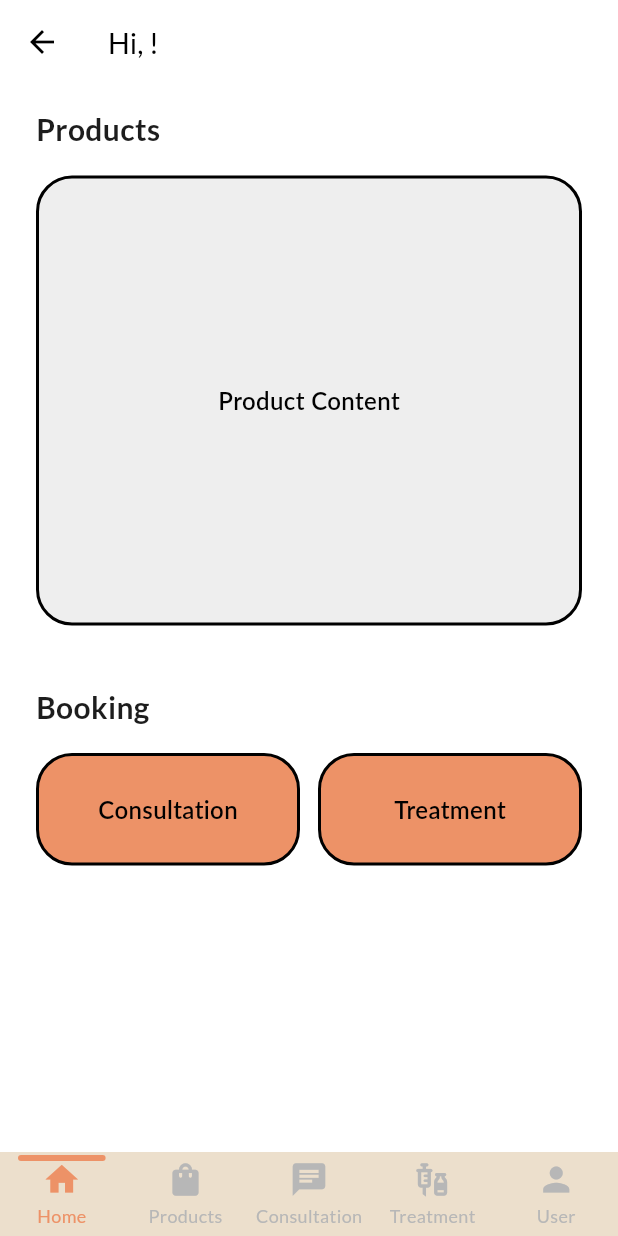
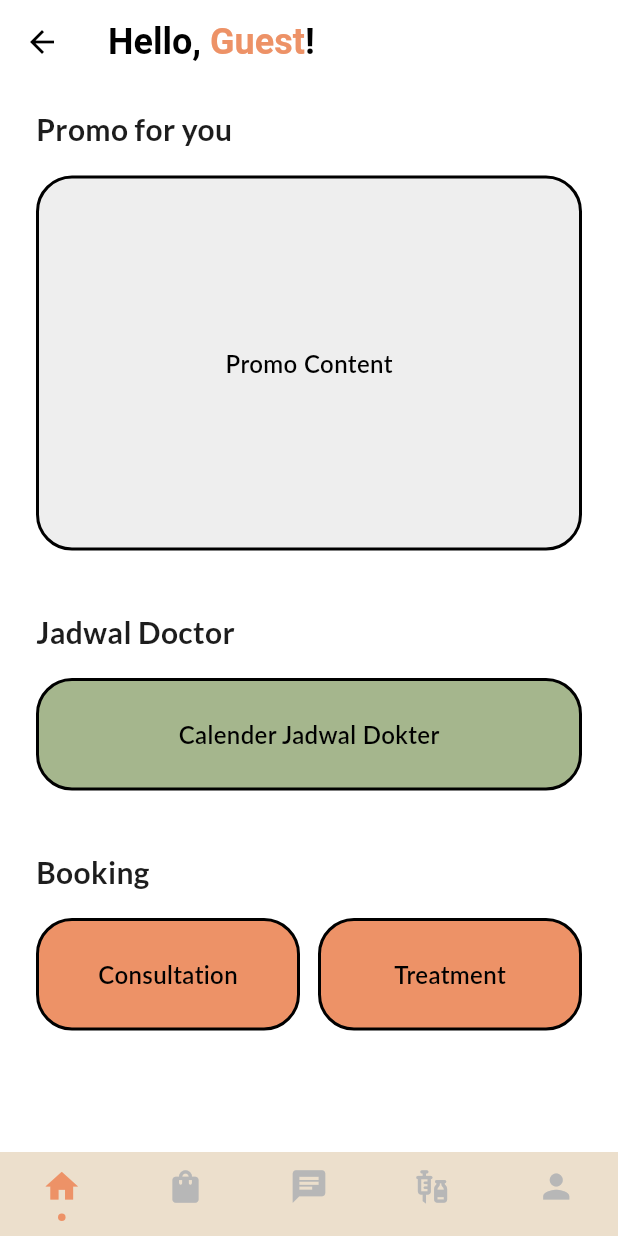
Before and after one commit to TA-Klinik-Aesthetic/mobile_app_klinik, a Flutter app: the HomeScreen screen opened by its route, on a phone screen of 412 x 824 dp. Run offline on Flutter 3.47's test engine with Material 3 defaults, Android fonts, the phone set to English and light mode, and no system bars; drawn by our look-alikes of persistent_bottom_nav_bar; our stand-ins replace cached_network_image, connectivity_plus, equatable, flutter_svg, shared_preferences, table_calendar and 1 more; accounts and stored records are empty; network calls fail; project files that could hold a hidden picture were left out.

Commit message:
add doctor schedule
add doctor schedule feature and fix some UI problem

```diff
--- a/lib/api/api_constant.dart
+++ b/lib/api/api_constant.dart
@@ -3,6 +3,7 @@ class ApiConstants {
   static const String register = "$baseUrl/register";
   static const String login = "$baseUrl/login";
   static const String logout = "$baseUrl/logout";
-  static const String getProfile = "$baseUrl/user";
-  static const String getProduct = "$baseUrl/produk";
+  static const String profile = "$baseUrl/user";
+  static const String product = "$baseUrl/produk";
+  static const String jadwalDokter = "$baseUrl/jadwal-dokter";
 }
--- a/lib/presentation/home_screen/home_screen.dart
+++ b/lib/presentation/home_screen/home_screen.dart
@@ -1,5 +1,6 @@
 import 'package:flutter/material.dart';
 import 'package:mobile_app_klinik/core/app_export.dart';
+import 'package:mobile_app_klinik/presentation/doctor_schedule_screen/doctor_schedule_screen.dart';
 import 'package:mobile_app_klinik/presentation/product_screen/product_screen.dart';
 import 'package:mobile_app_klinik/widgets/common_button.dart';
 import 'package:persistent_bottom_nav_bar/persistent_bottom_nav_bar.dart';
@@ -16,7 +17,7 @@ class HomeScreen extends StatefulWidget {
 }
 
 class _HomeScreenState extends State<HomeScreen> {
-  String userName = "User"; // Default name
+  String? namaUser;
   late PersistentTabController _controller;
 
   @override
@@ -30,7 +31,7 @@ class _HomeScreenState extends State<HomeScreen> {
   Future<void> _loadUserName() async {
     final prefs = await SharedPreferences.getInstance();
     setState(() {
-      userName = prefs.getString('userName') ?? "User"; // Load value from SharedPreferences
+      namaUser = prefs.getString('nama_user') ?? "Guest";
     });
   }
 
@@ -46,7 +47,7 @@ class _HomeScreenState extends State<HomeScreen> {
       handleAndroidBackButtonPress: true,
       resizeToAvoidBottomInset: true,
       stateManagement: true,
-      navBarStyle: NavBarStyle.style3, // Choose the style you prefer
+      navBarStyle: NavBarStyle.style13, // Choose the style you prefer
     );
   }
 
@@ -110,15 +111,30 @@ class _HomeScreenState extends State<HomeScreen> {
           child: Text.rich(
             TextSpan(
               children: [
-                const TextSpan(text: "Hi, "),
+                const TextSpan(
+                  text: "Hello, ",
+                  style: TextStyle(
+                    fontSize: 24,
+                    fontWeight: FontWeight.w600,
+                    color: Colors.black,
+                  ),
+                ),
                 TextSpan(
-                  text: userName,
+                  text: namaUser,
                   style: TextStyle(
                     color: appTheme.orange200,
+                    fontSize: 24,
                     fontWeight: FontWeight.bold,
                   ),
                 ),
-                const TextSpan(text: "!"),
+                const TextSpan(
+                  text: "!",
+                  style: TextStyle(
+                    fontSize: 24,
+                    fontWeight: FontWeight.w600,
+                    color: Colors.black,
+                  ),
+                ),
               ],
             ),
           ),
@@ -132,7 +148,7 @@ class _HomeScreenState extends State<HomeScreen> {
             const Padding(
               padding: EdgeInsets.symmetric(vertical: 16.0),
               child: Text(
-                "Products",
+                "Promo for you",
                 style: TextStyle(
                   fontSize: 20,
                   fontWeight: FontWeight.bold,
@@ -140,7 +156,7 @@ class _HomeScreenState extends State<HomeScreen> {
               ),
             ),
             Container(
-              height: 300,
+              height: 250,
               width: double.infinity,
               decoration: BoxDecoration(
                 color: Colors.grey.shade200,
@@ -158,7 +174,47 @@ class _HomeScreenState extends State<HomeScreen> {
                 },
                 child: const Center(
                   child: Text(
-                    "Product Content",
+                    "Promo Content",
+                    style: TextStyle(
+                      fontSize: 16,
+                      fontWeight: FontWeight.w600,
+                      color: Colors.black,
+                    ),
+                  ),
+                ),
+              ),
+            ),
+            const SizedBox(height: 24),
+            const Padding(
+              padding: EdgeInsets.symmetric(vertical: 16.0),
+              child: Text(
+                "Jadwal Doctor",
+                style: TextStyle(
+                  fontSize: 20,
+                  fontWeight: FontWeight.bold,
+                ),
+              ),
+            ),
+            Container(
+              height: 75,
+              width: double.infinity,
+              decoration: BoxDecoration(
+                color: appTheme.lightGreen,
+                borderRadius: BorderRadius.circular(24.0),
+                border: Border.all(color: Colors.black, width: 2),
+              ),
+              child: GestureDetector(
+                onTap: () {
+                  Navigator.push(
+                    context,
+                    MaterialPageRoute(
+                      builder: (context) => const DoctorScheduleScreen(),
+                    ),
+                  );
+                },
+                child: const Center(
+                  child: Text(
+                    "Calender Jadwal Dokter",
                     style: TextStyle(
                       fontSize: 16,
                       fontWeight: FontWeight.w600,
--- a/lib/presentation/product_screen/product_detail_screen.dart
+++ b/lib/presentation/product_screen/product_detail_screen.dart
@@ -82,7 +82,7 @@ class ProductDetailScreen extends StatelessWidget {
             Text(
               "Rp ${product['harga_produk']}",
               style: TextStyle(
-                fontSize: 20,
+                fontSize: 24,
                 fontWeight: FontWeight.w600,
                 color: appTheme.orange200,
               ),
--- a/lib/presentation/product_screen/product_screen.dart
+++ b/lib/presentation/product_screen/product_screen.dart
@@ -23,7 +23,7 @@ class _ProductScreenState extends State<ProductScreen> {
   }
 
   Future<void> fetchProducts() async {
-    final response = await http.get(Uri.parse(ApiConstants.getProduct));
+    final response = await http.get(Uri.parse(ApiConstants.product));
 
     if (response.statusCode == 200) {
       setState(() {
@@ -45,12 +45,12 @@ class _ProductScreenState extends State<ProductScreen> {
               title: Text(
                 'Product',
                 style: TextStyle(
-                  color: innerBoxIsScrolled ? Colors.white : appTheme.orange200,
+                  color: innerBoxIsScrolled ? appTheme.orange200 : appTheme.orange200,
                   fontSize: 24,
                   fontWeight: FontWeight.bold,
                 ),
               ),
-              backgroundColor: innerBoxIsScrolled ? appTheme.orange200 : Colors.white,
+              backgroundColor: innerBoxIsScrolled ? appTheme.lightBadge100 : appTheme.whiteA700,
               elevation: 0.0,
               centerTitle: true,
               pinned: true,
--- a/lib/presentation/treatment_screen/treatment_screen.dart
+++ b/lib/presentation/treatment_screen/treatment_screen.dart
@@ -19,7 +19,7 @@ class TreatmentScreen extends StatelessWidget {
         'Treatment',
         style: TextStyle(
           color: Colors.white,
-          fontSize: 20,
+          fontSize: 24,
           fontWeight: FontWeight.bold,
         ),
       ),
--- a/lib/routes/app_routes.dart
+++ b/lib/routes/app_routes.dart
@@ -28,7 +28,7 @@ class AppRoutes {
     homeScreen: (context) => const HomeScreen(),
     productScreen: (context) => const ProductScreen(),
     appNavigationScreen: (context) => const AppNavigationScreen(),
-    initialRoute: (context) => const HomeScreen(),
+    initialRoute: (context) => const LoginUserScreen(),
   };
 
   static Route<dynamic>? onGenerateRoute(RouteSettings settings) {
--- a/pubspec.yaml
+++ b/pubspec.yaml
@@ -48,6 +48,7 @@ dependencies:
   flutter_secure_storage: ^9.2.2
   persistent_bottom_nav_bar: ^6.2.1
   toastification: ^2.3.0
+  table_calendar: ^3.1.3
 
 dev_dependencies:
   flutter_test:
```
Also changed, not shown: lib/presentation/doctor_schedule_screen/doctor_schedule_screen.dart (added, +123 -0 lines), lib/presentation/login_user_screen/login_user_screen.dart (+10 -6 lines), lib/theme/theme_helper.dart (+7 -5 lines), pubspec.lock.
